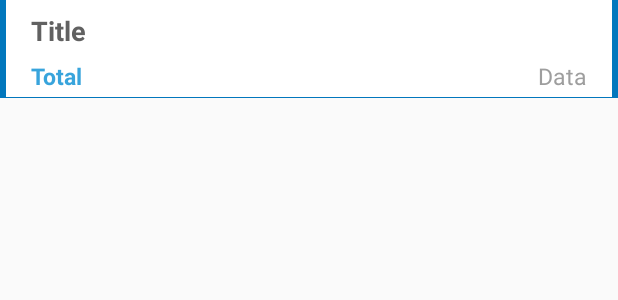
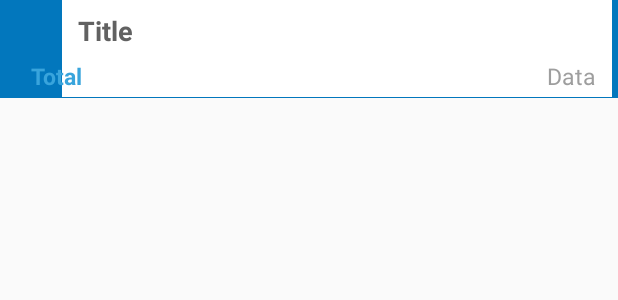
Before and after one commit to Hotix-Dev/MyECF, an Android app: the layout item_statement_row.xml on its own in the app's theme, with its tools: preview values and no code run, on a phone screen of 412 x 824 dp. Shown: the top 300 px of the screen. Run offline under Robolectric (Android 15) with nearby library versions, the light colour scheme and no system bars.

Commit message:
Commit 2023_12_13 20:23

```diff
--- a/app/src/main/res/layout/item_statement_row.xml
+++ b/app/src/main/res/layout/item_statement_row.xml
@@ -2,6 +2,7 @@
 <RelativeLayout xmlns:android="http://schemas.android.com/apk/res/android"
     android:layout_width="match_parent"
     android:layout_height="@dimen/_50sdp">
+
     <RelativeLayout
         android:id="@+id/rl_statement_main"
         android:layout_width="match_parent"
@@ -10,12 +11,14 @@
 
         <!-- Color Layout Left -->
         <RelativeLayout
-            android:layout_width="@dimen/_3sdp"
+            android:id="@+id/rl_color_layout_left"
+            android:layout_width="@dimen/_32sdp"
             android:layout_height="match_parent"
             android:layout_alignParentLeft="true"
             android:background="@color/colorPrimaryDark" />
         <!-- Color Layout Right -->
         <RelativeLayout
+            android:id="@+id/rl_color_layout_right"
             android:layout_width="@dimen/_3sdp"
             android:layout_height="match_parent"
             android:layout_alignParentEnd="true"
@@ -26,10 +29,11 @@
             android:id="@+id/tv_statement_title"
             android:layout_width="wrap_content"
             android:layout_height="wrap_content"
-            android:layout_alignParentStart="true"
             android:layout_alignParentTop="true"
-            android:layout_marginStart="@dimen/_16sdp"
+
+            android:layout_marginStart="@dimen/_8sdp"
             android:layout_marginTop="@dimen/_6sdp"
+            android:layout_toRightOf="@+id/rl_color_layout_left"
             android:text="Title"
             android:textColor="@color/grey_700"
             android:textSize="@dimen/_14ssp"
@@ -44,6 +48,7 @@
             android:layout_alignParentBottom="true"
             android:layout_marginStart="@dimen/_16sdp"
             android:layout_marginBottom="@dimen/_3sdp"
+            android:layout_toRightOf="@+id/rl_color_layout_left"
             android:text="Total"
             android:textColor="@color/colorPrimary"
             android:textSize="@dimen/_12ssp"
@@ -54,10 +59,10 @@
             android:id="@+id/tv_statement_data"
             android:layout_width="wrap_content"
             android:layout_height="wrap_content"
-            android:layout_alignParentEnd="true"
             android:layout_alignParentBottom="true"
-            android:layout_marginEnd="@dimen/_16sdp"
+            android:layout_marginEnd="@dimen/_8sdp"
             android:layout_marginBottom="@dimen/_3sdp"
+            android:layout_toLeftOf="@+id/rl_color_layout_right"
             android:text="Data"
             android:textColor="@color/grey_500"
             android:textSize="@dimen/_12ssp" />
```
Also changed, not shown: app/src/main/java/com/e2p/myecf/adapters/StatementsExpandableAdapter.java (+5 -2 lines).
